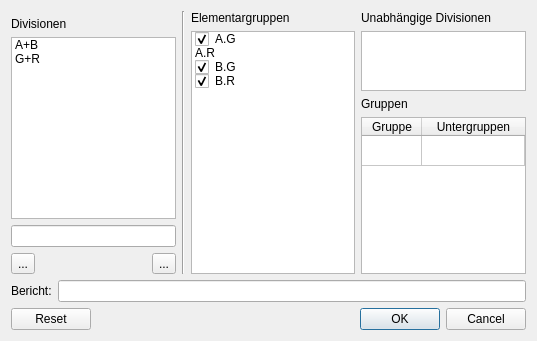
Before: the Qt Designer form wz-data/ui/dialog_class_groups.ui in gradgrind/WZ3, drawn with Qt 5.
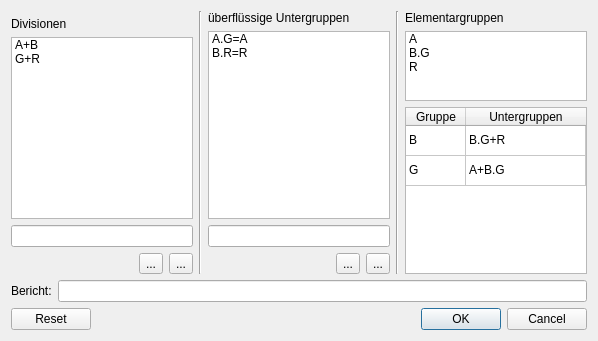
After: the same form once the commit is applied. Icons and pictures are not drawn.

Commit message: Unstable – working on class-groups

The edit to the form file:
```diff
--- a/wz-data/ui/dialog_class_groups.ui
+++ b/wz-data/ui/dialog_class_groups.ui
@@ -6,7 +6,7 @@
    <rect>
     <x>0</x>
     <y>0</y>
-    <width>537</width>
+    <width>598</width>
     <height>341</height>
    </rect>
   </property>
@@ -15,7 +15,7 @@
   </property>
   <layout class="QVBoxLayout" name="verticalLayout_4">
    <item>
-    <layout class="QHBoxLayout" name="horizontalLayout_2">
+    <layout class="QHBoxLayout" name="horizontalLayout_4">
      <item>
       <layout class="QVBoxLayout" name="verticalLayout">
        <item>
@@ -63,23 +63,6 @@
        </item>
        <item>
         <layout class="QHBoxLayout" name="horizontalLayout">
-         <item>
-          <widget class="QToolButton" name="remove_division">
-           <property name="text">
-            <string>...</string>
-           </property>
-           <property name="icon">
-            <iconset>
-             <normaloff>../icons/icon_remove.svg</normaloff>../icons/icon_remove.svg</iconset>
-           </property>
-           <property name="iconSize">
-            <size>
-             <width>24</width>
-             <height>24</height>
-            </size>
-           </property>
-          </widget>
-         </item>
          <item>
           <spacer name="horizontalSpacer">
            <property name="orientation">
@@ -93,6 +76,23 @@
            </property>
           </spacer>
          </item>
+         <item>
+          <widget class="QToolButton" name="remove_division">
+           <property name="text">
+            <string>...</string>
+           </property>
+           <property name="icon">
+            <iconset>
+             <normaloff>../icons/icon_remove.svg</normaloff>../icons/icon_remove.svg</iconset>
+           </property>
+           <property name="iconSize">
+            <size>
+             <width>24</width>
+             <height>24</height>
+            </size>
+           </property>
+          </widget>
+         </item>
          <item>
           <widget class="QToolButton" name="new_division">
            <property name="text">
@@ -115,77 +115,24 @@
       </layout>
      </item>
      <item>
-      <widget class="Line" name="line_2">
+      <widget class="Line" name="line_3">
        <property name="orientation">
         <enum>Qt::Vertical</enum>
        </property>
       </widget>
      </item>
-     <item>
-      <layout class="QVBoxLayout" name="verticalLayout_2">
-       <item>
-        <widget class="QLabel" name="label_3">
-         <property name="text">
-          <string>Elementargruppen</string>
-         </property>
-        </widget>
-       </item>
-       <item>
-        <widget class="QListWidget" name="atomic_groups">
-         <property name="sizePolicy">
-          <sizepolicy hsizetype="Expanding" vsizetype="Expanding">
-           <horstretch>0</horstretch>
-           <verstretch>1</verstretch>
-          </sizepolicy>
-         </property>
-         <property name="focusPolicy">
-          <enum>Qt::NoFocus</enum>
-         </property>
-         <property name="selectionMode">
-          <enum>QAbstractItemView::NoSelection</enum>
-         </property>
-         <item>
-          <property name="text">
-           <string>A.G</string>
-          </property>
-          <property name="checkState">
-           <enum>Checked</enum>
-          </property>
-         </item>
-         <item>
-          <property name="text">
-           <string>A.R</string>
-          </property>
-          <property name="checkState">
-           <enum>Unchecked</enum>
-          </property>
-         </item>
-         <item>
-          <property name="text">
-           <string>B.G</string>
-          </property>
-          <property name="checkState">
-           <enum>Checked</enum>
-          </property>
-         </item>
-         <item>
-          <property name="text">
-           <string>B.R</string>
-          </property>
-          <property name="checkState">
-           <enum>Checked</enum>
-          </property>
-         </item>
-        </widget>
-       </item>
-      </layout>
-     </item>
      <item>
       <layout class="QVBoxLayout" name="verticalLayout_3">
        <item>
         <widget class="QLabel" name="label_2">
          <property name="text">
-          <string>Unabhängige Divisionen</string>
+          <string>überflüssige Untergruppen</string>
+         </property>
+         <property name="textFormat">
+          <enum>Qt::RichText</enum>
+         </property>
+         <property name="wordWrap">
+          <bool>true</bool>
          </property>
         </widget>
        </item>
@@ -194,7 +141,7 @@
          <property name="maximumSize">
           <size>
            <width>16777215</width>
-           <height>60</height>
+           <height>16777215</height>
           </size>
          </property>
          <property name="focusPolicy">
@@ -203,17 +150,92 @@
          <property name="selectionMode">
           <enum>QAbstractItemView::NoSelection</enum>
          </property>
+         <item>
+          <property name="text">
+           <string>A.G=A</string>
+          </property>
+         </item>
+         <item>
+          <property name="text">
+           <string>B.R=R</string>
+          </property>
+         </item>
         </widget>
        </item>
        <item>
-        <widget class="QLabel" name="label_4">
+        <widget class="QLineEdit" name="edit_equality"/>
+       </item>
+       <item>
+        <layout class="QHBoxLayout" name="horizontalLayout_2">
+         <item>
+          <spacer name="horizontalSpacer_2">
+           <property name="orientation">
+            <enum>Qt::Horizontal</enum>
+           </property>
+           <property name="sizeHint" stdset="0">
+            <size>
+             <width>40</width>
+             <height>20</height>
+            </size>
+           </property>
+          </spacer>
+         </item>
+         <item>
+          <widget class="QToolButton" name="remove_equality">
+           <property name="text">
+            <string>...</string>
+           </property>
+           <property name="icon">
+            <iconset>
+             <normaloff>../icons/icon_remove.svg</normaloff>../icons/icon_remove.svg</iconset>
+           </property>
+           <property name="iconSize">
+            <size>
+             <width>24</width>
+             <height>24</height>
+            </size>
+           </property>
+          </widget>
+         </item>
+         <item>
+          <widget class="QToolButton" name="new_equality">
+           <property name="text">
+            <string>...</string>
+           </property>
+           <property name="icon">
+            <iconset>
+             <normaloff>../icons/icon_new.svg</normaloff>../icons/icon_new.svg</iconset>
+           </property>
+           <property name="iconSize">
+            <size>
+             <width>24</width>
+             <height>24</height>
+            </size>
+           </property>
+          </widget>
+         </item>
+        </layout>
+       </item>
+      </layout>
+     </item>
+     <item>
+      <widget class="Line" name="line_2">
+       <property name="orientation">
+        <enum>Qt::Vertical</enum>
+       </property>
+      </widget>
+     </item>
+     <item>
+      <layout class="QVBoxLayout" name="verticalLayout_2">
+       <item>
+        <widget class="QLabel" name="label_3">
          <property name="text">
-          <string>Gruppen</string>
+          <string>Elementargruppen</string>
          </property>
         </widget>
        </item>
        <item>
-        <widget class="QTableWidget" name="group_table">
+        <widget class="QListWidget" name="atomic_groups">
          <property name="sizePolicy">
           <sizepolicy hsizetype="Expanding" vsizetype="Expanding">
            <horstretch>0</horstretch>
@@ -223,6 +245,31 @@
          <property name="focusPolicy">
           <enum>Qt::NoFocus</enum>
          </property>
+         <property name="selectionMode">
+          <enum>QAbstractItemView::NoSelection</enum>
+         </property>
+         <item>
+          <property name="text">
+           <string>A</string>
+          </property>
+         </item>
+         <item>
+          <property name="text">
+           <string>B.G</string>
+          </property>
+         </item>
+         <item>
+          <property name="text">
+           <string>R</string>
+          </property>
+         </item>
+        </widget>
+       </item>
+       <item>
+        <widget class="QTableWidget" name="subgroups">
+         <property name="focusPolicy">
+          <enum>Qt::NoFocus</enum>
+         </property>
          <property name="editTriggers">
           <set>QAbstractItemView::NoEditTriggers</set>
          </property>
@@ -246,6 +293,11 @@
            <string>New Row</string>
           </property>
          </row>
+         <row>
+          <property name="text">
+           <string>New Row</string>
+          </property>
+         </row>
          <column>
           <property name="text">
            <string>Gruppe</string>
@@ -256,6 +308,26 @@
            <string>Untergruppen</string>
           </property>
          </column>
+         <item row="0" column="0">
+          <property name="text">
+           <string>B</string>
+          </property>
+         </item>
+         <item row="0" column="1">
+          <property name="text">
+           <string>B.G+R</string>
+          </property>
+         </item>
+         <item row="1" column="0">
+          <property name="text">
+           <string>G</string>
+          </property>
+         </item>
+         <item row="1" column="1">
+          <property name="text">
+           <string>A+B.G</string>
+          </property>
+         </item>
         </widget>
        </item>
       </layout>
```
Left out of the diff: 25 changed lines with no effect on the pictures. The commit also changes 1 other file.
